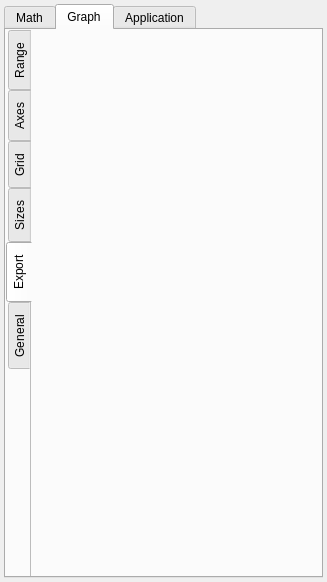
Before: the Qt Designer form Windows/settings.ui in AdelKS/ZeGrapher, drawn with Qt 5.
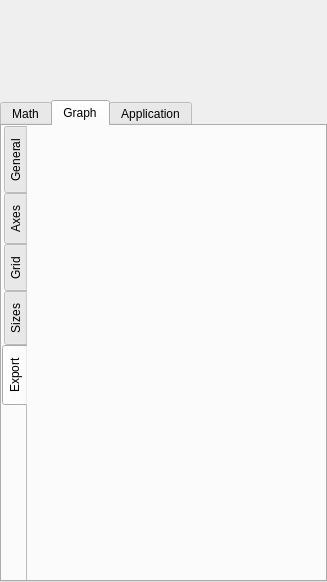
After: the same form once the commit is applied. The open tabs and pages were chosen to show the change. Icons and pictures are not drawn.

Commit message: Settings window UI changes

Patch:
```diff
--- a/Windows/settings.ui
+++ b/Windows/settings.ui
@@ -36,20 +36,56 @@
     <normaloff>:/icons/settings.png</normaloff>:/icons/settings.png</iconset>
   </property>
   <layout class="QVBoxLayout" name="verticalLayout_3">
+   <property name="spacing">
+    <number>4</number>
+   </property>
    <property name="leftMargin">
-    <number>4</number>
+    <number>0</number>
    </property>
    <property name="topMargin">
-    <number>4</number>
+    <number>0</number>
    </property>
    <property name="rightMargin">
-    <number>4</number>
+    <number>0</number>
    </property>
    <property name="bottomMargin">
-    <number>4</number>
+    <number>0</number>
    </property>
+   <item>
+    <widget class="QWidget" name="widget" native="true">
+     <property name="sizePolicy">
+      <sizepolicy hsizetype="Preferred" vsizetype="Preferred">
+       <horstretch>1</horstretch>
+       <verstretch>1</verstretch>
+      </sizepolicy>
+     </property>
+     <layout class="QVBoxLayout" name="rangeAdjustmentsLayout">
+      <property name="spacing">
+       <number>0</number>
+      </property>
+      <property name="leftMargin">
+       <number>0</number>
+      </property>
+      <property name="topMargin">
+       <number>0</number>
+      </property>
+      <property name="rightMargin">
+       <number>0</number>
+      </property>
+      <property name="bottomMargin">
+       <number>0</number>
+      </property>
+     </layout>
+    </widget>
+   </item>
    <item>
     <widget class="QTabWidget" name="tabWidget">
+     <property name="sizePolicy">
+      <sizepolicy hsizetype="Expanding" vsizetype="Expanding">
+       <horstretch>5</horstretch>
+       <verstretch>5</verstretch>
+      </sizepolicy>
+     </property>
      <property name="currentIndex">
       <number>1</number>
      </property>
@@ -101,7 +137,7 @@
           <enum>QTabWidget::Rounded</enum>
          </property>
          <property name="currentIndex">
-          <number>0</number>
+          <number>4</number>
          </property>
          <property name="elideMode">
           <enum>Qt::ElideNone</enum>
@@ -109,11 +145,11 @@
          <property name="documentMode">
           <bool>true</bool>
          </property>
-         <widget class="QWidget" name="range">
+         <widget class="QWidget" name="general">
           <attribute name="title">
-           <string>Range</string>
+           <string>General</string>
           </attribute>
-          <layout class="QVBoxLayout" name="rangeSettingsLayout">
+          <layout class="QVBoxLayout" name="graphGeneralSettingsLayout">
            <property name="leftMargin">
             <number>0</number>
            </property>
@@ -132,7 +168,10 @@
           <attribute name="title">
            <string>Axes</string>
           </attribute>
-          <layout class="QVBoxLayout" name="axisSettingsLayout">
+          <layout class="QVBoxLayout" name="axesLayout">
+           <property name="spacing">
+            <number>6</number>
+           </property>
            <property name="leftMargin">
             <number>0</number>
            </property>
@@ -172,16 +211,16 @@
           </attribute>
           <layout class="QVBoxLayout" name="sizeAdjustmentsLayout">
            <property name="leftMargin">
-            <number>2</number>
+            <number>0</number>
            </property>
            <property name="topMargin">
-            <number>2</number>
+            <number>0</number>
            </property>
            <property name="rightMargin">
-            <number>2</number>
+            <number>0</number>
            </property>
            <property name="bottomMargin">
-            <number>2</number>
+            <number>0</number>
            </property>
           </layout>
          </widget>
@@ -189,13 +228,20 @@
           <attribute name="title">
            <string>Export</string>
           </attribute>
-          <layout class="QVBoxLayout" name="exportLayout"/>
-         </widget>
-         <widget class="QWidget" name="general">
-          <attribute name="title">
-           <string>General</string>
-          </attribute>
-          <layout class="QVBoxLayout" name="graphGeneralSettingsLayout"/>
+          <layout class="QVBoxLayout" name="exportLayout">
+           <property name="leftMargin">
+            <number>0</number>
+           </property>
+           <property name="topMargin">
+            <number>0</number>
+           </property>
+           <property name="rightMargin">
+            <number>0</number>
+           </property>
+           <property name="bottomMargin">
+            <number>0</number>
+           </property>
+          </layout>
          </widget>
         </widget>
        </item>
```
The commit also changes 10 other files.
